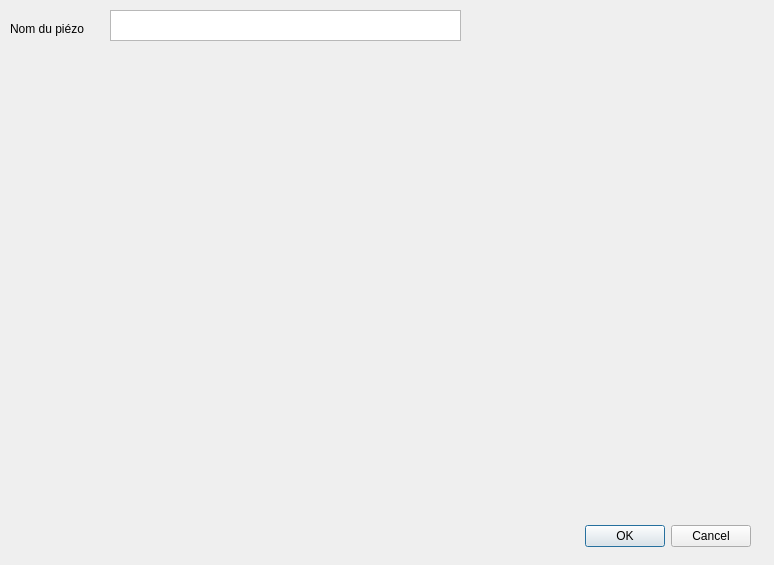
The window that styles_couches/piezometres.ui (CEN-Nouvelle-Aquitaine/fluxcen) describes before a commit, drawn with Qt 5.
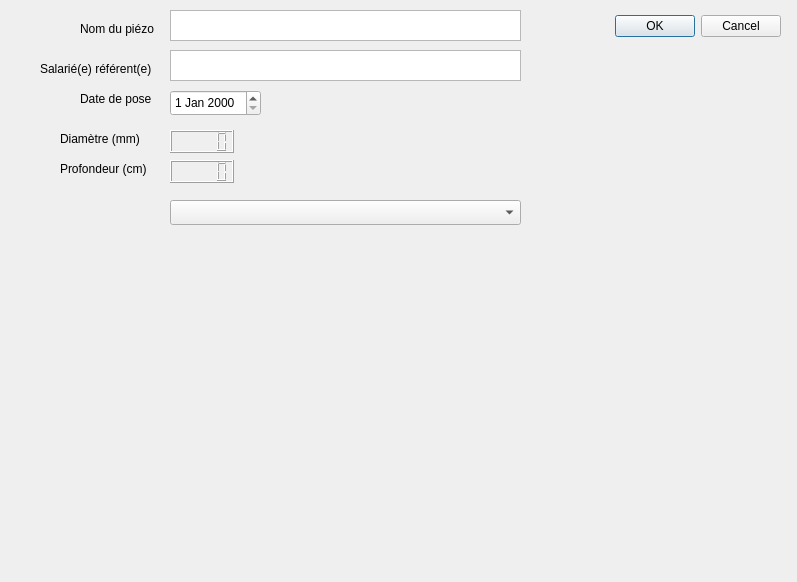
The same window after the commit.

Patch:
```diff
--- a/styles_couches/piezometres.ui
+++ b/styles_couches/piezometres.ui
@@ -6,8 +6,8 @@
    <rect>
     <x>0</x>
     <y>0</y>
-    <width>774</width>
-    <height>565</height>
+    <width>797</width>
+    <height>582</height>
    </rect>
   </property>
   <property name="windowTitle">
@@ -16,9 +16,9 @@
   <widget class="QDialogButtonBox" name="buttonBox">
    <property name="geometry">
     <rect>
-     <x>410</x>
-     <y>520</y>
-     <width>341</width>
+     <x>600</x>
+     <y>10</y>
+     <width>181</width>
      <height>32</height>
     </rect>
    </property>
@@ -32,7 +32,7 @@
   <widget class="QLabel" name="label">
    <property name="geometry">
     <rect>
-     <x>10</x>
+     <x>80</x>
      <y>20</y>
      <width>81</width>
      <height>17</height>
@@ -45,13 +45,124 @@
   <widget class="QTextEdit" name="nom">
    <property name="geometry">
     <rect>
-     <x>110</x>
+     <x>170</x>
      <y>10</y>
      <width>351</width>
      <height>31</height>
     </rect>
    </property>
   </widget>
+  <widget class="QTextEdit" name="nom_ref">
+   <property name="geometry">
+    <rect>
+     <x>170</x>
+     <y>50</y>
+     <width>351</width>
+     <height>31</height>
+    </rect>
+   </property>
+  </widget>
+  <widget class="QLabel" name="label_2">
+   <property name="geometry">
+    <rect>
+     <x>40</x>
+     <y>60</y>
+     <width>121</width>
+     <height>17</height>
+    </rect>
+   </property>
+   <property name="text">
+    <string>Salarié(e) référent(e)</string>
+   </property>
+  </widget>
+  <widget class="QDateEdit" name="date_pose">
+   <property name="geometry">
+    <rect>
+     <x>170</x>
+     <y>90</y>
+     <width>91</width>
+     <height>26</height>
+    </rect>
+   </property>
+  </widget>
+  <widget class="QLabel" name="label_3">
+   <property name="geometry">
+    <rect>
+     <x>80</x>
+     <y>90</y>
+     <width>81</width>
+     <height>17</height>
+    </rect>
+   </property>
+   <property name="text">
+    <string>Date de pose</string>
+   </property>
+  </widget>
+  <widget class="QLCDNumber" name="d_piezo_mm">
+   <property name="geometry">
+    <rect>
+     <x>170</x>
+     <y>130</y>
+     <width>64</width>
+     <height>23</height>
+    </rect>
+   </property>
+  </widget>
+  <widget class="QLabel" name="label_4">
+   <property name="geometry">
+    <rect>
+     <x>60</x>
+     <y>130</y>
+     <width>91</width>
+     <height>17</height>
+    </rect>
+   </property>
+   <property name="text">
+    <string>Diamètre (mm)</string>
+   </property>
+  </widget>
+  <widget class="QLabel" name="label_5">
+   <property name="geometry">
+    <rect>
+     <x>60</x>
+     <y>160</y>
+     <width>91</width>
+     <height>17</height>
+    </rect>
+   </property>
+   <property name="text">
+    <string>Profondeur (cm)</string>
+   </property>
+  </widget>
+  <widget class="QLCDNumber" name="p_piezo_cm">
+   <property name="geometry">
+    <rect>
+     <x>170</x>
+     <y>160</y>
+     <width>64</width>
+     <height>23</height>
+    </rect>
+   </property>
+  </widget>
+  <widget class="QComboBox" name="type_relev">
+   <property name="geometry">
+    <rect>
+     <x>170</x>
+     <y>200</y>
+     <width>351</width>
+     <height>25</height>
+    </rect>
+   </property>
+   <property name="editable">
+    <bool>false</bool>
+   </property>
+   <property name="currentText">
+    <string/>
+   </property>
+   <property name="modelColumn">
+    <number>0</number>
+   </property>
+  </widget>
  </widget>
  <resources/>
  <connections>
```
